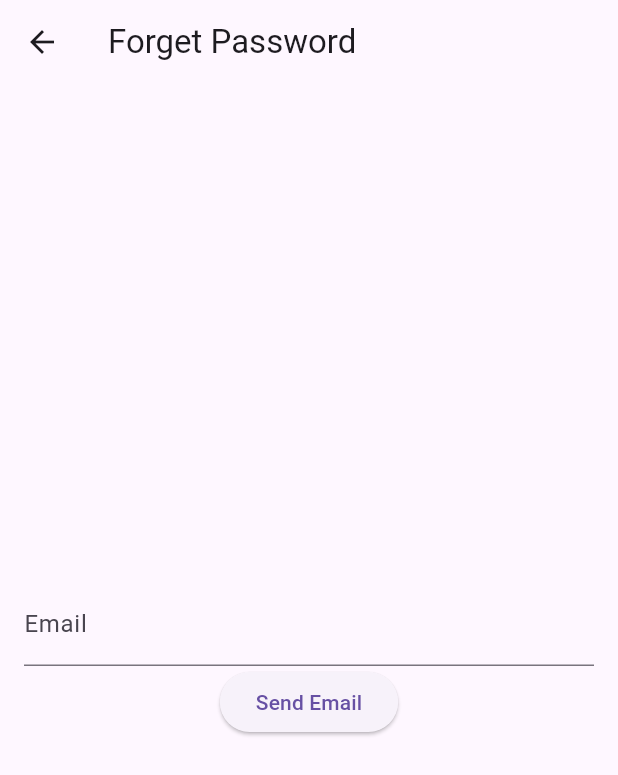
After one commit to CDrevolve/P3LMobile, a Flutter app: the screen it shows after launch, after a tap on "Forget password?", on a phone screen of 412 x 824 dp. The commit adds this screen. Shown: the top 775 px of the screen. Run offline on Flutter 3.47's test engine with Material 3 defaults, Android fonts, the phone set to English and light mode, and no system bars; network calls fail.

Commit message:
resetPassEmailwork

```diff
--- /dev/null
+++ b/lib/Client/forget_passClient.dart
@@ -0,0 +1,47 @@
+import 'dart:async';
+import 'dart:convert';
+import 'package:http/http.dart' as http;
+import 'package:p3lmobile/models/user.dart';
+
+class ForgetClient {
+  static final String baseUrl =
+      'http://10.0.2.2:8000'; // base url untuk emulator
+  static final String endpoint = '/api/fetchAll'; // base endpoint
+  static final String endpointEmail =
+      'api/forgetPasswordMobile/sendEmail'; // base endpoint
+
+  static Future<List<User>> fetchAll() async {
+    try {
+      var response = await http.get(Uri.parse('$baseUrl/$endpoint'));
+      if (response.statusCode != 200) throw Exception(response.body);
+
+      Iterable list = json.decode(response.body)['user'];
+      return list.map((e) => User.fromJson(e)).toList();
+    } catch (e) {
+      throw Exception(e.toString());
+    }
+  }
+
+  static Future emailVerif(String email) async {
+    print(Uri.parse('$baseUrl/$endpointEmail'));
+    try {
+      var response = await http.post(
+        Uri.parse('$baseUrl/$endpointEmail'),
+        body: {'email': email},
+      );
+
+      if (response.statusCode == 200) {
+        final responseData = json.decode(response.body);
+        if (responseData != null && responseData['message'] != null) {
+          print('Email sent');
+        } else {
+          throw Exception('Invalid response data');
+        }
+      } else {
+        throw Exception('Failed to send email: ${response.body}');
+      }
+    } catch (e) {
+      throw Exception('Failed to send email: $e');
+    }
+  }
+}
--- a/lib/api/api.dart
+++ b/lib/api/api.dart
@@ -51,4 +51,6 @@ class UserClient {
       throw Exception(e.toString());
     }
   }
+
+
 }
--- /dev/null
+++ b/lib/forget_page.dart
@@ -0,0 +1,62 @@
+import 'package:flutter/material.dart';
+import 'package:p3lmobile/Client/forget_passClient.dart';
+
+class forgetPage extends StatefulWidget {
+  const forgetPage({super.key});
+
+  @override
+  State<forgetPage> createState() => _forgetPageState();
+}
+
+class _forgetPageState extends State<forgetPage> {
+  final TextEditingController _emailController = TextEditingController();
+
+  Future<void> _emailVerif(String email) async {
+    try {
+      // Call the emailVerif method from the ForgetClient class
+      // For example:
+      // await ForgetClient.emailVerif(_emailController.text);
+
+      await ForgetClient.emailVerif(email);
+      ScaffoldMessenger.of(context).showSnackBar(
+        SnackBar(content: Text('Email Sent!')),
+      );
+    } catch (e) {
+      ScaffoldMessenger.of(context).showSnackBar(
+        SnackBar(content: Text('Failed to send email: $e')),
+      );
+
+      print('Failed to send email: $e');
+    }
+  }
+
+  @override
+  Widget build(BuildContext context) {
+    return Scaffold(
+      appBar: AppBar(
+        title: Text('Forget Password'),
+      ),
+      body: Padding(
+        padding: EdgeInsets.all(16.0),
+        child: Column(
+          mainAxisAlignment: MainAxisAlignment.center,
+          children: [
+            TextField(
+              controller: _emailController,
+              decoration: InputDecoration(labelText: 'Email'),
+            ),
+            ElevatedButton(
+              onPressed: () async {
+                // Call the emailVerif method from the ForgetClient class
+                // For example:
+                // await ForgetClient.emailVerif(_emailController.text);
+                await _emailVerif(_emailController.text);
+              },
+              child: Text('Send Email'),
+            ),
+          ],
+        ),
+      ),
+    );
+  }
+}
--- a/lib/login_page.dart
+++ b/lib/login_page.dart
@@ -1,6 +1,6 @@
 import 'package:flutter/material.dart';
 import 'package:p3lmobile/api/api.dart';
-
+import 'package:p3lmobile/forget_page.dart';
 
 class LoginPage extends StatefulWidget {
   @override
@@ -84,6 +84,17 @@ class _LoginPageState extends State<LoginPage> {
                 _errorMessage,
                 style: TextStyle(color: Colors.red),
               ),
+            SizedBox(height: 8.0),
+            TextButton(
+              onPressed: () {
+                // Navigate to the forget password screen
+                // For example:
+                // Navigator.pushNamed(context, '/forget-password');
+                Navigator.push(context,
+                    MaterialPageRoute(builder: (context) => forgetPage()));
+              },
+              child: Text('Forget password?'),
+            ),
           ],
         ),
       ),
--- a/pubspec.yaml
+++ b/pubspec.yaml
@@ -1,15 +1,15 @@
 name: p3lmobile
 description: A new Flutter project.
-publish_to: 'none'
+publish_to: "none"
 version: 0.1.0
 
 environment:
-  sdk: '>=3.1.0 <4.0.0'
+  sdk: ">=3.1.0 <4.0.0"
 
 dependencies:
   flutter:
     sdk: flutter
-  http: ^1.2.1
+  http: ^1.1.0
 
 dev_dependencies:
   flutter_test:
```
Also changed, not shown: pubspec.lock.
